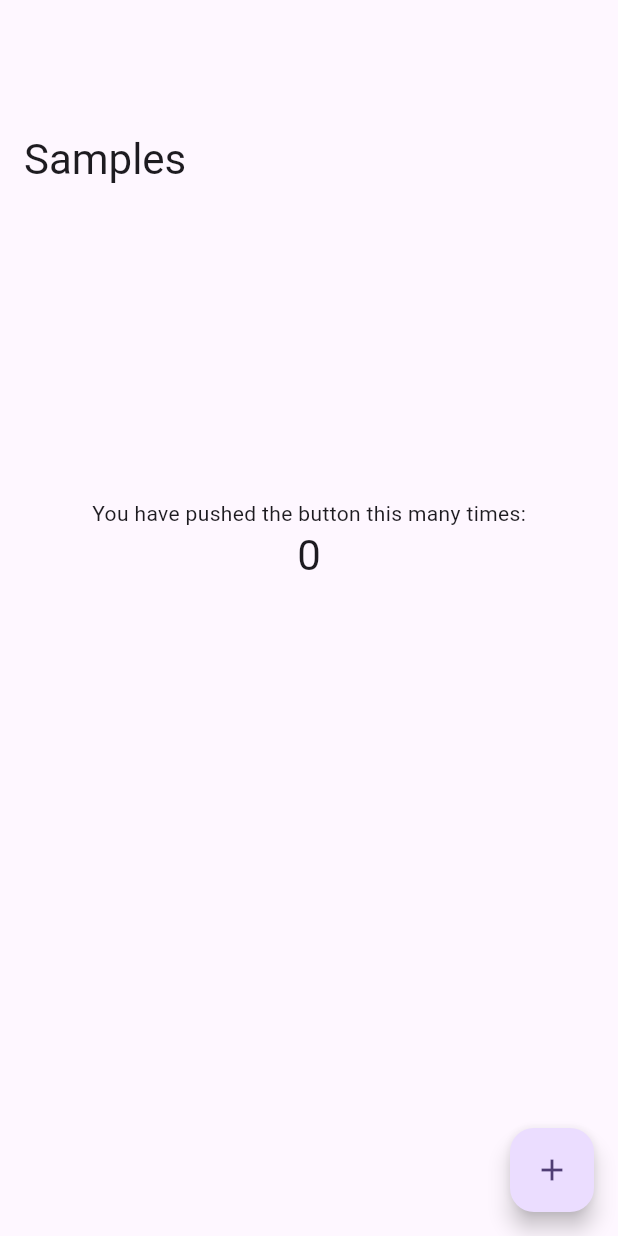
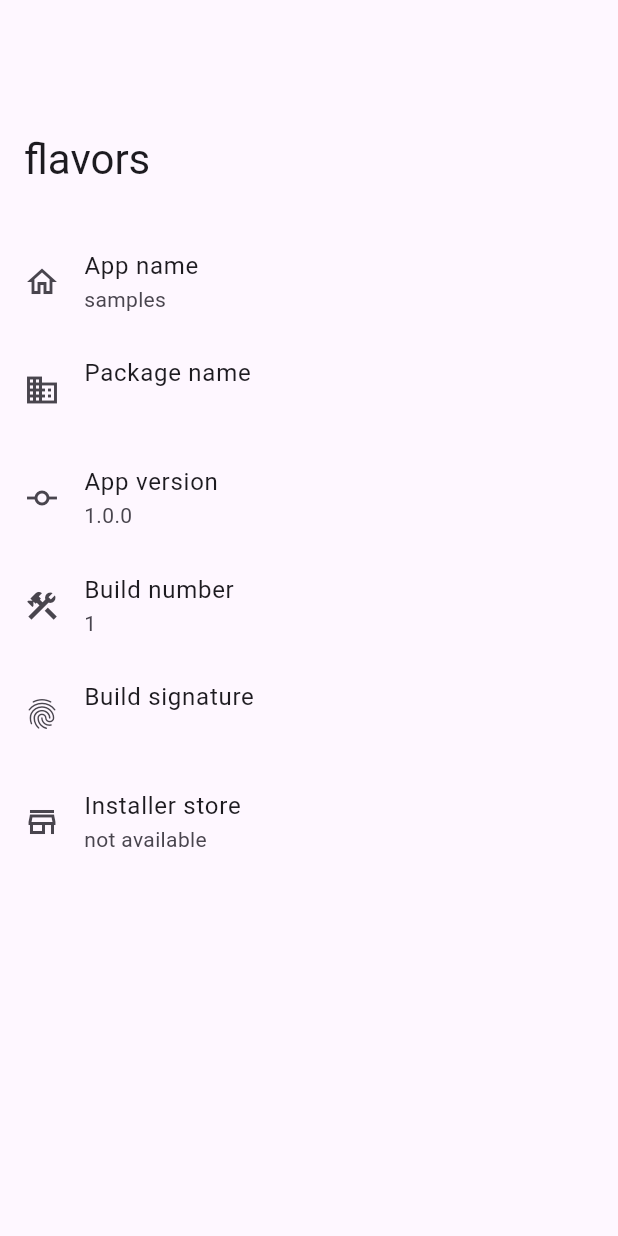
Before and after one commit to covaaa/samples, a Flutter app: the screen it shows after launch, on a phone screen of 412 x 824 dp. Run offline on Flutter 3.47's test engine with Material 3 defaults, Android fonts, the phone set to English and light mode, and no system bars; our stand-ins replace flutter_riverpod, package_info_plus, riverpod_annotation; generated files the repository leaves out were written again.

Commit message:
feat: add package_info_plus for app information

```diff
--- /dev/null
+++ b/lib/src/features/info/info.dart
@@ -0,0 +1,3 @@
+export 'package:samples/src/features/info/infra/info_service.dart';
+export 'package:samples/src/features/info/state/read.dart';
+export 'package:samples/src/features/info/ui/info_page.dart';
--- /dev/null
+++ b/lib/src/features/info/ui/info_page.dart
@@ -0,0 +1,61 @@
+import 'package:flutter/material.dart';
+import 'package:flutter_riverpod/flutter_riverpod.dart';
+import 'package:package_info_plus/package_info_plus.dart';
+import 'package:samples/src/features/info/state/read.dart';
+
+class InfoPage extends ConsumerWidget {
+  const InfoPage({super.key});
+
+  @override
+  Widget build(BuildContext context, WidgetRef ref) {
+    return Scaffold(
+      body: CustomScrollView(
+        slivers: [
+          const SliverAppBar.large(title: Text('flavors')),
+          switch (ref.watch(readInfoProvider)) {
+            AsyncValue<PackageInfo>(:final valueOrNull?) => SliverList(
+              delegate: SliverChildListDelegate.fixed([
+                ListTile(
+                  leading: const Icon(Icons.home_outlined),
+                  title: const Text('App name'),
+                  subtitle: Text(valueOrNull.appName),
+                ),
+                ListTile(
+                  leading: const Icon(Icons.domain_outlined),
+                  title: const Text('Package name'),
+                  subtitle: Text(valueOrNull.packageName),
+                ),
+                ListTile(
+                  leading: const Icon(Icons.commit_outlined),
+                  title: const Text('App version'),
+                  subtitle: Text(valueOrNull.version),
+                ),
+                ListTile(
+                  leading: const Icon(Icons.construction_outlined),
+                  title: const Text('Build number'),
+                  subtitle: Text(valueOrNull.buildNumber),
+                ),
+                ListTile(
+                  leading: const Icon(Icons.fingerprint_outlined),
+                  title: const Text('Build signature'),
+                  subtitle: Text(valueOrNull.buildSignature),
+                ),
+                ListTile(
+                  leading: const Icon(Icons.store_outlined),
+                  title: const Text('Installer store'),
+                  subtitle: Text(valueOrNull.installerStore ?? 'not available'),
+                ),
+              ]),
+            ),
+            AsyncValue(:final error?) => SliverToBoxAdapter(
+              child: Text('Error: $error'),
+            ),
+            AsyncValue<PackageInfo>() => const SliverToBoxAdapter(
+              child: CircularProgressIndicator.adaptive(),
+            ),
+          },
+        ],
+      ),
+    );
+  }
+}
--- a/lib/src/shared/core/ui/app.dart
+++ b/lib/src/shared/core/ui/app.dart
@@ -1,5 +1,5 @@
 import 'package:flutter/material.dart';
-import 'package:samples/src/features/tabs/home/home.dart';
+import 'package:samples/src/features/info/info.dart';
 import 'package:samples/src/shared/theme/theme.dart';
 
 class App extends StatelessWidget {
@@ -11,7 +11,7 @@ class App extends StatelessWidget {
       title: 'samples',
       theme: SamplesThemeData.light(ColorSeed.deepPurple.color),
       darkTheme: SamplesThemeData.dark(ColorSeed.deepPurple.color),
-      home: const HomePage(),
+      home: const InfoPage(),
     );
   }
 }
--- a/pubspec.yaml
+++ b/pubspec.yaml
@@ -11,6 +11,7 @@ dependencies:
   flutter:
     sdk: flutter
   flutter_riverpod: ^2.6.1
+  package_info_plus: ^8.1.4
   riverpod_annotation: ^2.6.1
 
 dev_dependencies:
```
Also changed, not shown: lib/src/features/info/infra/info_service.dart (added, +11 -0 lines), lib/src/features/info/state/read.dart (added, +12 -0 lines), lib/src/features/info/infra/info_service.g.dart (added), lib/src/features/info/state/read.g.dart (added), pubspec.lock, 12 other files.
